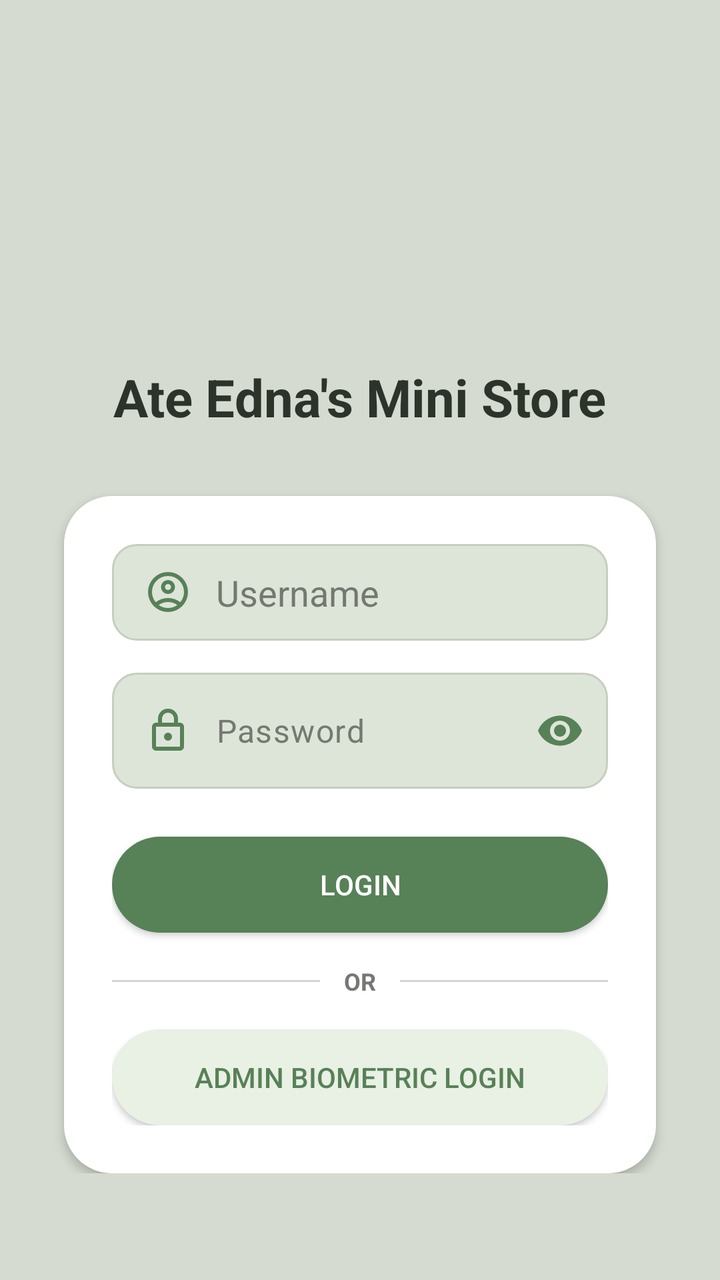
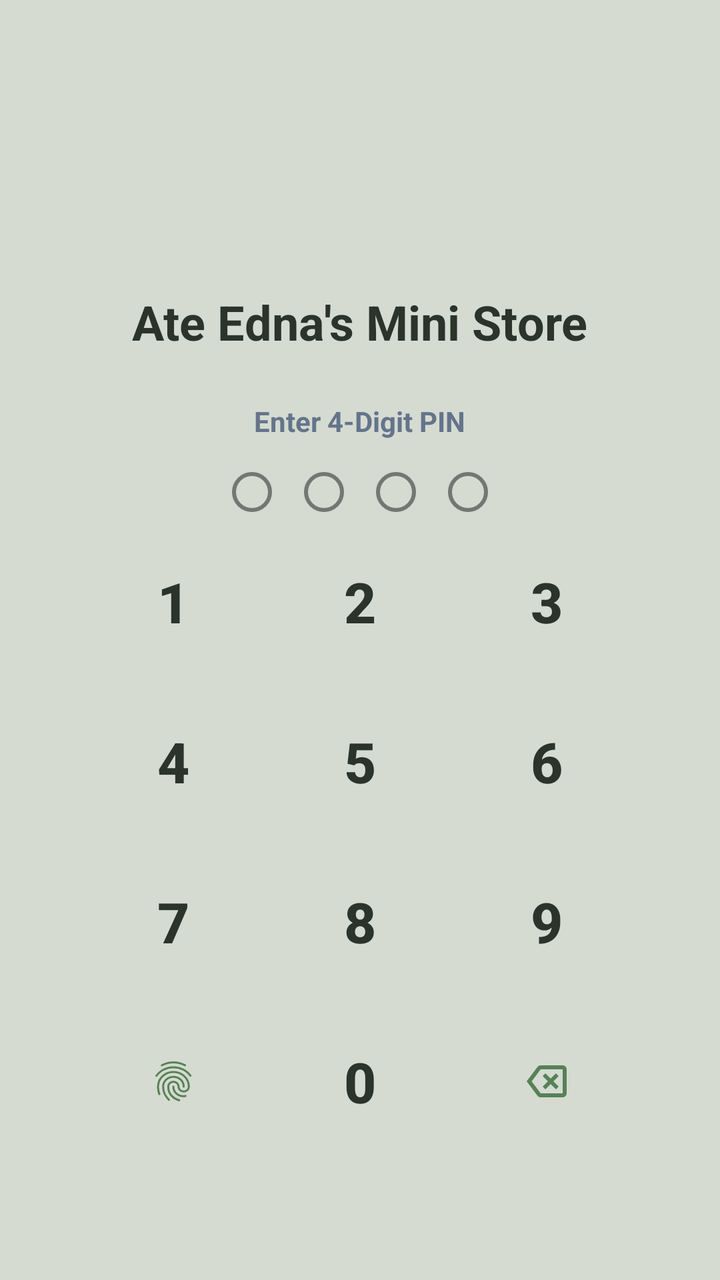

Screens rendered from an Android XML layout before and after an edit, with the pre-edit source and the edit as a unified diff.
<!-- AndroidManifest.xml: application theme Theme.SariSariStoreApp -->
<!-- res/layout/activity_login.xml -->
<?xml version="1.0" encoding="utf-8"?>
<RelativeLayout xmlns:android="http://schemas.android.com/apk/res/android"
    xmlns:app="http://schemas.android.com/apk/res-auto"
    android:background="@color/kanto_bg"
    android:layout_width="match_parent"
    android:layout_height="match_parent"
    android:padding="24dp">

    <LinearLayout
        android:layout_width="match_parent"
        android:layout_height="wrap_content"
        android:layout_centerInParent="true"
        android:orientation="vertical"
        android:gravity="center_horizontal">

        <ImageView
            android:layout_width="120dp"
            android:layout_height="120dp"
            android:layout_marginBottom="8dp"
            android:src="@mipmap/ic_launcher" />

        <TextView
            android:layout_width="wrap_content"
            android:layout_height="wrap_content"
            android:text="Ate Edna's Mini Store"
            android:textColor="@color/kanto_text_head"
            android:textSize="26sp"
            android:textStyle="bold"
            android:layout_marginBottom="32dp"/>

        <LinearLayout
            android:layout_width="match_parent"
            android:layout_height="wrap_content"
            android:orientation="vertical"
            android:background="@drawable/bg_rounded_card"
            android:padding="24dp"
            android:elevation="3dp"
            android:layout_marginHorizontal="8dp">

            <EditText
                android:textCursorDrawable="@null"
                android:id="@+id/etUsername"
                android:layout_width="match_parent"
                android:layout_height="wrap_content"
                android:background="@drawable/bg_rounded_input"
                android:drawableStart="@drawable/ic_user"
                android:drawablePadding="12dp"
                android:hint="Username"
                android:inputType="textNoSuggestions"
                android:textColor="@color/kanto_text_body"
                android:textColorHint="@color/kanto_neutral"
                android:layout_marginBottom="16dp"/>

            <com.google.android.material.textfield.TextInputLayout
                android:layout_width="match_parent"
                android:layout_height="wrap_content"
                android:layout_marginBottom="24dp"
                app:hintEnabled="false"
                app:passwordToggleEnabled="true"
                app:passwordToggleTint="@color/kanto_primary">

                <EditText
                    android:textCursorDrawable="@null"
                    android:id="@+id/etPassword"
                    android:layout_width="match_parent"
                    android:layout_height="wrap_content"
                    android:background="@drawable/bg_rounded_input"
                    android:drawableStart="@drawable/ic_lock"
                    android:drawablePadding="12dp"
                    android:hint="Password"
                    android:inputType="textPassword"
                    android:maxLength="12"
                    android:textColor="@color/kanto_text_body"
                    android:textColorHint="@color/kanto_neutral"/>
            </com.google.android.material.textfield.TextInputLayout>
            <Button
                android:id="@+id/btnLogin"
                android:textColor="@color/white"
                android:layout_width="match_parent"
                android:layout_height="wrap_content"
                android:background="@drawable/bg_rounded_button"
                android:text="Login"
                app:backgroundTint="@color/kanto_primary"
                app:icon="@drawable/ic_arrow_forward"
                app:iconGravity="textEnd"
                app:iconTint="@color/white"
                android:layout_marginBottom="16dp"/>

            <LinearLayout
                android:layout_width="match_parent"
                android:layout_height="wrap_content"
                android:orientation="horizontal"
                android:gravity="center_vertical"
                android:layout_marginBottom="16dp">

                <View
                    android:layout_width="0dp"
                    android:layout_height="1dp"
                    android:layout_weight="1"
                    android:background="@color/kanto_neutral"
                    android:alpha="0.3"/>

                <TextView
                    android:layout_width="wrap_content"
                    android:layout_height="wrap_content"
                    android:text="OR"
                    android:textColor="@color/kanto_neutral"
                    android:textSize="12sp"
                    android:layout_marginHorizontal="12dp"
                    android:textStyle="bold"/>

                <View
                    android:layout_width="0dp"
                    android:layout_height="1dp"
                    android:layout_weight="1"
                    android:background="@color/kanto_neutral"
                    android:alpha="0.3"/>
            </LinearLayout>

            <Button
                android:id="@+id/btnBiometric"
                android:layout_width="match_parent"
                android:layout_height="wrap_content"
                android:background="@drawable/bg_rounded_button"
                android:text="Admin Biometric Login"
                android:textColor="@color/kanto_primary"
                app:backgroundTint="@color/kanto_card"
                app:icon="@drawable/ic_fingerprint"
                app:iconGravity="textStart"
                app:iconTint="@color/kanto_primary" />
        </LinearLayout>
    </LinearLayout>
</RelativeLayout>
<!-- resources referenced by this layout -->
<resources>
  <color name="kanto_bg">#D5DBD0</color>
  <color name="kanto_card">#E9F0E4</color>
  <color name="kanto_neutral">#757872</color>
  <color name="kanto_primary">#578157</color>
  <color name="kanto_text_body">#5A6157</color>
  <color name="kanto_text_head">#2C332B</color>
  <color name="white">#FFFFFF</color>
  <!-- drawable bg_rounded_button (drawable) -->
  <?xml version="1.0" encoding="utf-8"?>
  <ripple xmlns:android="http://schemas.android.com/apk/res/android"
      android:color="#33000000"> <item>
      <shape>
          <solid android:color="@color/white" />
          <corners android:radius="24dp" />
      </shape>
  </item>
  
  </ripple>
  <!-- drawable bg_rounded_card (drawable) -->
  <?xml version="1.0" encoding="utf-8"?>
  <shape xmlns:android="http://schemas.android.com/apk/res/android">
      <solid android:color="@color/white" />
      <corners android:radius="24dp" />
  </shape>
  <!-- drawable bg_rounded_input (drawable) -->
  <?xml version="1.0" encoding="utf-8"?>
  <selector xmlns:android="http://schemas.android.com/apk/res/android">
  
      <item android:state_focused="true">
          <shape>
              <solid android:color="#DDE5D8" />
              <corners android:radius="12dp" />
              <stroke android:width="2dp" android:color="@color/kanto_primary" />
              <padding android:left="16dp" android:top="12dp" android:right="16dp" android:bottom="12dp" />
          </shape>
      </item>
  
      <item>
          <shape>
              <solid android:color="#DDE5D8" />
              <corners android:radius="12dp" />
              <stroke android:width="1dp" android:color="#C5CEC0" />
              <padding android:left="16dp" android:top="12dp" android:right="16dp" android:bottom="12dp" />
          </shape>
      </item>
  
  </selector>
  <!-- drawable ic_arrow_forward (drawable) -->
  <vector xmlns:android="http://schemas.android.com/apk/res/android"
      android:width="24dp"
      android:height="24dp"
      android:viewportWidth="960"
      android:viewportHeight="960">
    <path
        android:pathData="m321,880 l-71,-71 329,-329 -329,-329 71,-71 400,400L321,880Z"
        android:fillColor="#578157"/>
  </vector>
  <!-- drawable ic_lock (drawable) -->
  <vector xmlns:android="http://schemas.android.com/apk/res/android"
      android:width="24dp"
      android:height="24dp"
      android:viewportWidth="960"
      android:viewportHeight="960">
    <path
        android:pathData="M240,880q-33,0 -56.5,-23.5T160,800v-400q0,-33 23.5,-56.5T240,320h40v-80q0,-83 58.5,-141.5T480,40q83,0 141.5,58.5T680,240v80h40q33,0 56.5,23.5T800,400v400q0,33 -23.5,56.5T720,880L240,880ZM240,800h480v-400L240,400v400ZM536.5,656.5Q560,633 560,600t-23.5,-56.5Q513,520 480,520t-56.5,23.5Q400,567 400,600t23.5,56.5Q447,680 480,680t56.5,-23.5ZM360,320h240v-80q0,-50 -35,-85t-85,-35q-50,0 -85,35t-35,85v80ZM240,800v-400,400Z"
        android:fillColor="#578157"/>
  </vector>
  <!-- drawable ic_user (drawable) -->
  <vector xmlns:android="http://schemas.android.com/apk/res/android"
      android:width="24dp"
      android:height="24dp"
      android:viewportWidth="960"
      android:viewportHeight="960">
    <path
        android:pathData="M234,684q51,-39 114,-61.5T480,600q69,0 132,22.5T726,684q35,-41 54.5,-93T800,480q0,-133 -93.5,-226.5T480,160q-133,0 -226.5,93.5T160,480q0,59 19.5,111t54.5,93ZM380.5,479.5Q340,439 340,380t40.5,-99.5Q421,240 480,240t99.5,40.5Q620,321 620,380t-40.5,99.5Q539,520 480,520t-99.5,-40.5ZM480,880q-83,0 -156,-31.5T197,763q-54,-54 -85.5,-127T80,480q0,-83 31.5,-156T197,197q54,-54 127,-85.5T480,80q83,0 156,31.5T763,197q54,54 85.5,127T880,480q0,83 -31.5,156T763,763q-54,54 -127,85.5T480,880ZM580,784.5q47,-15.5 86,-44.5 -39,-29 -86,-44.5T480,680q-53,0 -100,15.5T294,740q39,29 86,44.5T480,800q53,0 100,-15.5ZM523,423q17,-17 17,-43t-17,-43q-17,-17 -43,-17t-43,17q-17,17 -17,43t17,43q17,17 43,17t43,-17ZM480,380ZM480,740Z"
        android:fillColor="#578157"/>
  </vector>
  <style name="Theme.SariSariStoreApp" parent="Base.Theme.SariSariStoreApp" />
  <color name="ic_launcher_background">#D5DBD0</color>
  <!-- unchanged entries left out for length: 3 -->
</resources>

<!-- the commit's change to res/layout/activity_login.xml (unified diff, before → after) -->
@@ -8,126 +8,93 @@
 
     <LinearLayout
         android:layout_width="match_parent"
-        android:layout_height="wrap_content"
-        android:layout_centerInParent="true"
+        android:layout_height="match_parent"
         android:orientation="vertical"
-        android:gravity="center_horizontal">
-
-        <ImageView
-            android:layout_width="120dp"
-            android:layout_height="120dp"
-            android:layout_marginBottom="8dp"
-            android:src="@mipmap/ic_launcher" />
-
-        <TextView
-            android:layout_width="wrap_content"
-            android:layout_height="wrap_content"
-            android:text="Ate Edna's Mini Store"
-            android:textColor="@color/kanto_text_head"
-            android:textSize="26sp"
-            android:textStyle="bold"
-            android:layout_marginBottom="32dp"/>
+        android:gravity="center_horizontal"
+        android:weightSum="10">
 
         <LinearLayout
             android:layout_width="match_parent"
-            android:layout_height="wrap_content"
+            android:layout_height="0dp"
+            android:layout_weight="4"
             android:orientation="vertical"
-            android:background="@drawable/bg_rounded_card"
-            android:padding="24dp"
-            android:elevation="3dp"
-            android:layout_marginHorizontal="8dp">
+            android:gravity="center">
 
-            <EditText
-                android:textCursorDrawable="@null"
-                android:id="@+id/etUsername"
-                android:layout_width="match_parent"
+            <ImageView
+                android:layout_width="100dp"
+                android:layout_height="100dp"
+                android:layout_marginBottom="16dp"
+                android:src="@mipmap/ic_launcher" />
+
+            <TextView
+                android:layout_width="wrap_content"
                 android:layout_height="wrap_content"
-                android:background="@drawable/bg_rounded_input"
-                android:drawableStart="@drawable/ic_user"
-                android:drawablePadding="12dp"
-                android:hint="Username"
-                android:inputType="textNoSuggestions"
-                android:textColor="@color/kanto_text_body"
-                android:textColorHint="@color/kanto_neutral"
-                android:layout_marginBottom="16dp"/>
+                android:text="Ate Edna's Mini Store"
+                android:textColor="@color/kanto_text_head"
+                android:textSize="24sp"
+                android:textStyle="bold"
+                android:layout_marginBottom="24dp"/>
 
-            <com.google.android.material.textfield.TextInputLayout
-                android:layout_width="match_parent"
+            <TextView
+                android:layout_width="wrap_content"
                 android:layout_height="wrap_content"
-                android:layout_marginBottom="24dp"
-                app:hintEnabled="false"
-                app:passwordToggleEnabled="true"
-                app:passwordToggleTint="@color/kanto_primary">
-
-                <EditText
-                    android:textCursorDrawable="@null"
-                    android:id="@+id/etPassword"
-                    android:layout_width="match_parent"
-                    android:layout_height="wrap_content"
-                    android:background="@drawable/bg_rounded_input"
-                    android:drawableStart="@drawable/ic_lock"
-                    android:drawablePadding="12dp"
-                    android:hint="Password"
-                    android:inputType="textPassword"
-                    android:maxLength="12"
-                    android:textColor="@color/kanto_text_body"
-                    android:textColorHint="@color/kanto_neutral"/>
-            </com.google.android.material.textfield.TextInputLayout>
-            <Button
-                android:id="@+id/btnLogin"
-                android:textColor="@color/white"
-                android:layout_width="match_parent"
-                android:layout_height="wrap_content"
-                android:background="@drawable/bg_rounded_button"
-                android:text="Login"
-                app:backgroundTint="@color/kanto_primary"
-                app:icon="@drawable/ic_arrow_forward"
-                app:iconGravity="textEnd"
-                app:iconTint="@color/white"
+                android:text="Enter 4-Digit PIN"
+                android:textColor="#64748B"
+                android:textSize="14sp"
+                android:textStyle="bold"
                 android:layout_marginBottom="16dp"/>
 
             <LinearLayout
-                android:layout_width="match_parent"
+                android:layout_width="wrap_content"
                 android:layout_height="wrap_content"
                 android:orientation="horizontal"
-                android:gravity="center_vertical"
-                android:layout_marginBottom="16dp">
+                android:gravity="center">
 
-                <View
-                    android:layout_width="0dp"
-                    android:layout_height="1dp"
-                    android:layout_weight="1"
-                    android:background="@color/kanto_neutral"
-                    android:alpha="0.3"/>
+                <ImageView android:id="@+id/dot1" android:layout_width="20dp" android:layout_height="20dp" android:src="@drawable/bg_pin_dot_empty" android:layout_marginHorizontal="8dp"/>
+                <ImageView android:id="@+id/dot2" android:layout_width="20dp" android:layout_height="20dp" android:src="@drawable/bg_pin_dot_empty" android:layout_marginHorizontal="8dp"/>
+                <ImageView android:id="@+id/dot3" android:layout_width="20dp" android:layout_height="20dp" android:src="@drawable/bg_pin_dot_empty" android:layout_marginHorizontal="8dp"/>
+                <ImageView android:id="@+id/dot4" android:layout_width="20dp" android:layout_height="20dp" android:src="@drawable/bg_pin_dot_empty" android:layout_marginHorizontal="8dp"/>
+            </LinearLayout>
+        </LinearLayout>
 
-                <TextView
-                    android:layout_width="wrap_content"
-                    android:layout_height="wrap_content"
-                    android:text="OR"
-                    android:textColor="@color/kanto_neutral"
-                    android:textSize="12sp"
-                    android:layout_marginHorizontal="12dp"
-                    android:textStyle="bold"/>
+        <GridLayout
+            android:layout_width="match_parent"
+            android:layout_height="0dp"
+            android:layout_weight="6"
+            android:columnCount="3"
+            android:rowCount="4"
+            android:alignmentMode="alignBounds"
+            android:layout_marginHorizontal="16dp">
 
-                <View
-                    android:layout_width="0dp"
-                    android:layout_height="1dp"
-                    android:layout_weight="1"
-                    android:background="@color/kanto_neutral"
-                    android:alpha="0.3"/>
-            </LinearLayout>
+            <Button android:id="@+id/btn1" style="@style/PinButton" android:text="1" />
+            <Button android:id="@+id/btn2" style="@style/PinButton" android:text="2" />
+            <Button android:id="@+id/btn3" style="@style/PinButton" android:text="3" />
+            <Button android:id="@+id/btn4" style="@style/PinButton" android:text="4" />
+            <Button android:id="@+id/btn5" style="@style/PinButton" android:text="5" />
+            <Button android:id="@+id/btn6" style="@style/PinButton" android:text="6" />
+            <Button android:id="@+id/btn7" style="@style/PinButton" android:text="7" />
+            <Button android:id="@+id/btn8" style="@style/PinButton" android:text="8" />
+            <Button android:id="@+id/btn9" style="@style/PinButton" android:text="9" />
 
-            <Button
+            <ImageButton
                 android:id="@+id/btnBiometric"
-                android:layout_width="match_parent"
-                android:layout_height="wrap_content"
-                android:background="@drawable/bg_rounded_button"
-                android:text="Admin Biometric Login"
-                android:textColor="@color/kanto_primary"
-                app:backgroundTint="@color/kanto_card"
-                app:icon="@drawable/ic_fingerprint"
-                app:iconGravity="textStart"
-                app:iconTint="@color/kanto_primary" />
-        </LinearLayout>
+                android:layout_width="0dp"
+                android:layout_height="80dp"
+                android:layout_columnWeight="1"
+                android:background="@android:color/transparent"
+                android:src="@drawable/ic_fingerprint"
+                app:tint="@color/kanto_primary"/>
+
+            <Button android:id="@+id/btn0" style="@style/PinButton" android:text="0" />
+
+            <ImageButton
+                android:id="@+id/btnDelete"
+                android:layout_width="0dp"
+                android:layout_height="80dp"
+                android:layout_columnWeight="1"
+                android:background="@android:color/transparent"
+                android:src="@drawable/ic_backspace"
+                />
+        </GridLayout>
     </LinearLayout>
 </RelativeLayout>
<!-- resource entries referenced after the edit -->
@@ -1,82 +1,34 @@
 <!-- resources referenced by this layout -->
 <resources>
   <color name="kanto_bg">#D5DBD0</color>
-  <color name="kanto_card">#E9F0E4</color>
-  <color name="kanto_neutral">#757872</color>
   <color name="kanto_primary">#578157</color>
-  <color name="kanto_text_body">#5A6157</color>
   <color name="kanto_text_head">#2C332B</color>
-  <color name="white">#FFFFFF</color>
-  <!-- drawable bg_rounded_button (drawable) -->
+  <!-- drawable bg_pin_dot_empty (drawable) -->
   <?xml version="1.0" encoding="utf-8"?>
-  <ripple xmlns:android="http://schemas.android.com/apk/res/android"
-      android:color="#33000000"> <item>
-      <shape>
-          <solid android:color="@color/white" />
-          <corners android:radius="24dp" />
-      </shape>
-  </item>
-  
-  </ripple>
-  <!-- drawable bg_rounded_card (drawable) -->
-  <?xml version="1.0" encoding="utf-8"?>
-  <shape xmlns:android="http://schemas.android.com/apk/res/android">
-      <solid android:color="@color/white" />
-      <corners android:radius="24dp" />
+  <shape xmlns:android="http://schemas.android.com/apk/res/android" android:shape="oval">
+      <solid android:color="@android:color/transparent" />
+      <stroke android:width="2dp" android:color="#757872" />
+      <size android:width="20dp" android:height="20dp" />
   </shape>
-  <!-- drawable bg_rounded_input (drawable) -->
-  <?xml version="1.0" encoding="utf-8"?>
-  <selector xmlns:android="http://schemas.android.com/apk/res/android">
-  
-      <item android:state_focused="true">
-          <shape>
-              <solid android:color="#DDE5D8" />
-              <corners android:radius="12dp" />
-              <stroke android:width="2dp" android:color="@color/kanto_primary" />
-              <padding android:left="16dp" android:top="12dp" android:right="16dp" android:bottom="12dp" />
-          </shape>
-      </item>
-  
-      <item>
-          <shape>
-              <solid android:color="#DDE5D8" />
-              <corners android:radius="12dp" />
-              <stroke android:width="1dp" android:color="#C5CEC0" />
-              <padding android:left="16dp" android:top="12dp" android:right="16dp" android:bottom="12dp" />
-          </shape>
-      </item>
-  
-  </selector>
-  <!-- drawable ic_arrow_forward (drawable) -->
+  <!-- drawable ic_backspace (drawable) -->
   <vector xmlns:android="http://schemas.android.com/apk/res/android"
       android:width="24dp"
       android:height="24dp"
       android:viewportWidth="960"
       android:viewportHeight="960">
     <path
-        android:pathData="m321,880 l-71,-71 329,-329 -329,-329 71,-71 400,400L321,880Z"
+        android:pathData="m456,640 l104,-104 104,104 56,-56 -104,-104 104,-104 -56,-56 -104,104 -104,-104 -56,56 104,104 -104,104 56,56ZM360,800q-19,0 -36,-8.5T296,768L80,480l216,-288q11,-15 28,-23.5t36,-8.5h440q33,0 56.5,23.5T880,240v480q0,33 -23.5,56.5T800,800L360,800ZM180,480l180,240h440v-480L360,240L180,480ZM580,480Z"
         android:fillColor="#578157"/>
   </vector>
-  <!-- drawable ic_lock (drawable) -->
-  <vector xmlns:android="http://schemas.android.com/apk/res/android"
-      android:width="24dp"
-      android:height="24dp"
-      android:viewportWidth="960"
-      android:viewportHeight="960">
-    <path
-        android:pathData="M240,880q-33,0 -56.5,-23.5T160,800v-400q0,-33 23.5,-56.5T240,320h40v-80q0,-83 58.5,-141.5T480,40q83,0 141.5,58.5T680,240v80h40q33,0 56.5,23.5T800,400v400q0,33 -23.5,56.5T720,880L240,880ZM240,800h480v-400L240,400v400ZM536.5,656.5Q560,633 560,600t-23.5,-56.5Q513,520 480,520t-56.5,23.5Q400,567 400,600t23.5,56.5Q447,680 480,680t56.5,-23.5ZM360,320h240v-80q0,-50 -35,-85t-85,-35q-50,0 -85,35t-35,85v80ZM240,800v-400,400Z"
-        android:fillColor="#578157"/>
-  </vector>
-  <!-- drawable ic_user (drawable) -->
-  <vector xmlns:android="http://schemas.android.com/apk/res/android"
-      android:width="24dp"
-      android:height="24dp"
-      android:viewportWidth="960"
-      android:viewportHeight="960">
-    <path
-        android:pathData="M234,684q51,-39 114,-61.5T480,600q69,0 132,22.5T726,684q35,-41 54.5,-93T800,480q0,-133 -93.5,-226.5T480,160q-133,0 -226.5,93.5T160,480q0,59 19.5,111t54.5,93ZM380.5,479.5Q340,439 340,380t40.5,-99.5Q421,240 480,240t99.5,40.5Q620,321 620,380t-40.5,99.5Q539,520 480,520t-99.5,-40.5ZM480,880q-83,0 -156,-31.5T197,763q-54,-54 -85.5,-127T80,480q0,-83 31.5,-156T197,197q54,-54 127,-85.5T480,80q83,0 156,31.5T763,197q54,54 85.5,127T880,480q0,83 -31.5,156T763,763q-54,54 -127,85.5T480,880ZM580,784.5q47,-15.5 86,-44.5 -39,-29 -86,-44.5T480,680q-53,0 -100,15.5T294,740q39,29 86,44.5T480,800q53,0 100,-15.5ZM523,423q17,-17 17,-43t-17,-43q-17,-17 -43,-17t-43,17q-17,17 -17,43t17,43q17,17 43,17t43,-17ZM480,380ZM480,740Z"
-        android:fillColor="#578157"/>
-  </vector>
+  <style name="PinButton" parent="Widget.AppCompat.Button.Borderless">
+          <item name="android:layout_width">0dp</item>
+          <item name="android:layout_height">80dp</item>
+          <item name="android:layout_columnWeight">1</item>
+          <item name="android:textSize">28sp</item>
+          <item name="android:textStyle">bold</item>
+          <item name="android:textColor">@color/kanto_text_head</item>
+          <item name="android:background">@android:color/transparent</item>
+      </style>
   <style name="Theme.SariSariStoreApp" parent="Base.Theme.SariSariStoreApp" />
   <color name="ic_launcher_background">#D5DBD0</color>
   <!-- unchanged entries left out for length: 3 -->
